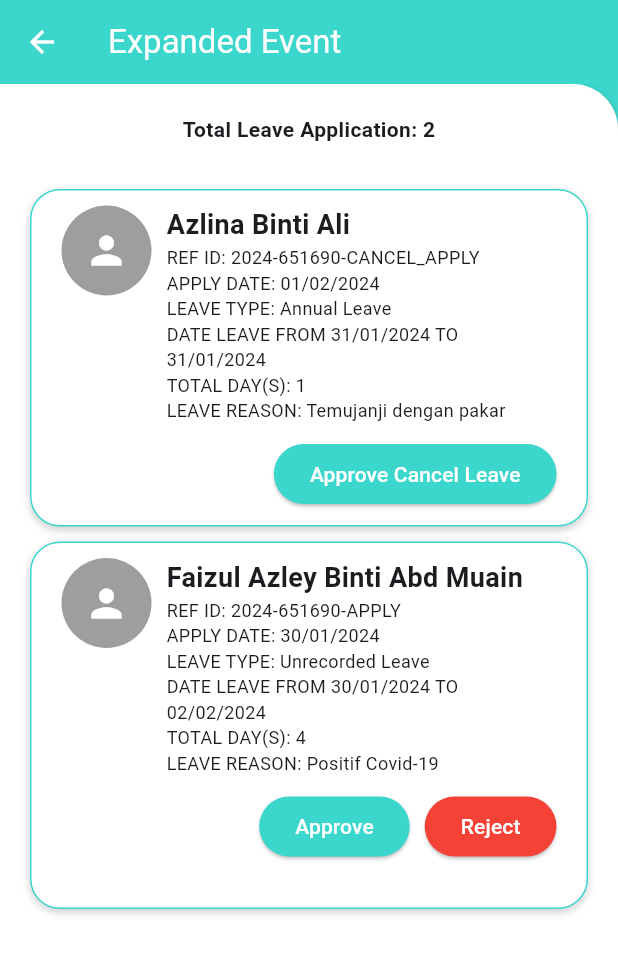
After one commit to ApizMan/calendar-ptmk, a Flutter app: the screen it shows after launch, after a tap on "Expanded", on a phone screen of 412 x 824 dp. The commit adds this screen. Shown: the top 954 px of the screen. Run offline on Flutter 3.47's test engine with Material 3 defaults, Android fonts, the phone set to English and light mode, and no system bars; missing offline and left inert: simple_gesture_detector.

Commit message:
Done. make expanded container.

```diff
--- /dev/null
+++ b/lib/constant.dart
@@ -0,0 +1,6 @@
+import 'package:flutter/material.dart';
+
+const kPrimaryColor = Color.fromRGBO(59, 214, 204, 1);
+const kWhiteColor = Colors.white;
+const kGreyColor = Colors.grey;
+const kRedColor = Colors.red;
--- a/lib/main.dart
+++ b/lib/main.dart
@@ -1,3 +1,4 @@
+import 'package:calendar_ptmk/pages/event_expanded_interface.dart/event_expanded.dart';
 import 'package:flutter/material.dart';
 import 'package:intl/date_symbol_data_local.dart';
 import 'pages/events_example.dart';
@@ -38,12 +39,27 @@ class _StartPageState extends State<StartPage> {
         title: const Text('PTMK Calendar'),
       ),
       body: Center(
-        child: ElevatedButton(
-          child: const Text('Events'),
-          onPressed: () => Navigator.push(
-            context,
-            MaterialPageRoute(builder: (_) => const TableEventsExample()),
-          ),
+        child: Column(
+          mainAxisAlignment: MainAxisAlignment.center,
+          children: [
+            ElevatedButton(
+              child: const Text('Calendar'),
+              onPressed: () => Navigator.push(
+                context,
+                MaterialPageRoute(builder: (_) => const TableEventsExample()),
+              ),
+            ),
+            const SizedBox(
+              height: 10,
+            ),
+            ElevatedButton(
+              child: const Text('Expanded'),
+              onPressed: () => Navigator.push(
+                context,
+                MaterialPageRoute(builder: (_) => const EventExpanded()),
+              ),
+            ),
+          ],
         ),
       ),
     );
--- /dev/null
+++ b/lib/models/expanded_event_model.dart
@@ -0,0 +1,48 @@
+class ExpandedEventModel {
+  String? name;
+  String? matricId;
+  String? refId;
+  String? applyDate;
+  String? leaveType;
+  String? dateFrom;
+  String? dateTo;
+  String? totalDays;
+  String? leaveReason;
+
+  ExpandedEventModel(
+      {this.name,
+      this.matricId,
+      this.refId,
+      this.applyDate,
+      this.leaveType,
+      this.dateFrom,
+      this.dateTo,
+      this.totalDays,
+      this.leaveReason});
+
+  ExpandedEventModel.fromJson(Map<String, dynamic> json) {
+    name = json['name'];
+    matricId = json['matricId'];
+    refId = json['refId'];
+    applyDate = json['applyDate'];
+    leaveType = json['leaveType'];
+    dateFrom = json['dateFrom'];
+    dateTo = json['dateTo'];
+    totalDays = json['totalDays'];
+    leaveReason = json['leaveReason'];
+  }
+
+  Map<String, dynamic> toJson() {
+    final Map<String, dynamic> data = <String, dynamic>{};
+    data['name'] = name;
+    data['matricId'] = matricId;
+    data['refId'] = refId;
+    data['applyDate'] = applyDate;
+    data['leaveType'] = leaveType;
+    data['dateFrom'] = dateFrom;
+    data['dateTo'] = dateTo;
+    data['totalDays'] = totalDays;
+    data['leaveReason'] = leaveReason;
+    return data;
+  }
+}
--- /dev/null
+++ b/lib/pages/event_expanded_interface.dart/components/event_expanded_body.dart
@@ -0,0 +1,319 @@
+import 'dart:convert';
+
+import 'package:calendar_ptmk/constant.dart';
+import 'package:calendar_ptmk/models/expanded_event_model.dart';
+import 'package:flutter/material.dart';
+import 'package:flutter/services.dart';
+
+class EventExpandedBody extends StatefulWidget {
+  const EventExpandedBody({super.key});
+
+  @override
+  State<EventExpandedBody> createState() => _EventExpandedBodyState();
+}
+
+class _EventExpandedBodyState extends State<EventExpandedBody> {
+  bool _isShow = false;
+  List<ExpandedEventModel> model = [];
+
+  @override
+  void initState() {
+    super.initState();
+    loadEventData().then((events) {
+      setState(() {
+        model = events;
+      });
+    });
+  }
+
+  Future<List<ExpandedEventModel>> loadEventData() async {
+    const String filePath = 'assets/json/expanded-data.json';
+    final String jsonString = await rootBundle.loadString(filePath);
+
+    final List<dynamic> jsonList = json.decode(jsonString);
+    final List<ExpandedEventModel> events =
+        jsonList.map((json) => ExpandedEventModel.fromJson(json)).toList();
+
+    return events;
+  }
+
+  @override
+  Widget build(BuildContext context) {
+    return Container(
+      decoration: BoxDecoration(
+        color: kWhiteColor,
+        borderRadius: const BorderRadius.only(
+          topRight: Radius.circular(30.0),
+        ),
+        boxShadow: [
+          BoxShadow(
+            color: Colors.black.withOpacity(0.2),
+            blurRadius: 4,
+            offset: const Offset(0, 2),
+          )
+        ],
+      ),
+      child: Padding(
+        padding: const EdgeInsets.all(20.0),
+        child: SingleChildScrollView(
+          physics: const BouncingScrollPhysics(),
+          child: Column(
+            crossAxisAlignment: CrossAxisAlignment.center,
+            children: [
+              Text(
+                'Total Leave Application: ${model.length}',
+                style: const TextStyle(fontWeight: FontWeight.bold),
+              ),
+              const SizedBox(
+                height: 30.0,
+              ),
+              ListView.builder(
+                shrinkWrap: true,
+                itemCount: model.length,
+                itemBuilder: (context, index) {
+                  return Column(
+                    children: [
+                      Container(
+                        decoration: BoxDecoration(
+                          color: kWhiteColor,
+                          borderRadius:
+                              const BorderRadius.all(Radius.circular(20.0)),
+                          border: Border.all(color: kPrimaryColor),
+                          boxShadow: [
+                            BoxShadow(
+                              color: Colors.black.withOpacity(0.2),
+                              blurRadius: 4,
+                              offset: const Offset(0, 2),
+                            )
+                          ],
+                        ),
+                        child: Padding(
+                          padding: const EdgeInsets.symmetric(
+                              horizontal: 20.0, vertical: 10.0),
+                          child: _buildContent(context, index),
+                        ),
+                      ),
+                      const SizedBox(
+                        height: 10.0,
+                      ),
+                    ],
+                  );
+                },
+              ),
+            ],
+          ),
+        ),
+      ),
+    );
+  }
+
+  Widget _buildContent(BuildContext context, int index) {
+    return Row(
+      crossAxisAlignment: CrossAxisAlignment.start,
+      children: [
+        const CircleAvatar(
+          radius: 30,
+          backgroundColor: kGreyColor,
+          child: Icon(
+            Icons.person,
+            size: 30,
+            color: kWhiteColor,
+          ),
+        ),
+        const SizedBox(
+          width: 10.0,
+        ),
+        Expanded(
+          child: Column(
+            crossAxisAlignment: CrossAxisAlignment.start,
+            children: [
+              Text(
+                model[index].name!,
+                style:
+                    const TextStyle(fontWeight: FontWeight.bold, fontSize: 18),
+              ),
+              Text(
+                'REF ID: ${model[index].refId!}',
+                style: const TextStyle(fontSize: 12),
+              ),
+              Text(
+                'APPLY DATE: ${model[index].applyDate!}',
+                style: const TextStyle(fontSize: 12),
+              ),
+              Text(
+                'LEAVE TYPE: ${model[index].leaveType!}',
+                style: const TextStyle(fontSize: 12),
+              ),
+              Text(
+                'DATE LEAVE FROM ${model[index].dateFrom!} TO ${model[index].dateTo!}',
+                style: const TextStyle(fontSize: 12),
+              ),
+              Text(
+                'TOTAL DAY(S): ${model[index].totalDays!}',
+                style: const TextStyle(fontSize: 12),
+              ),
+              Text(
+                'LEAVE REASON: ${model[index].leaveReason!}',
+                style: const TextStyle(fontSize: 12),
+              ),
+              const SizedBox(
+                height: 10.0,
+              ),
+              if (model[index].leaveType == 'Unrecorded Leave')
+                Column(
+                  children: [
+                    Row(
+                      mainAxisAlignment: MainAxisAlignment.end,
+                      children: [
+                        ElevatedButton(
+                          onPressed: () {},
+                          style: const ButtonStyle(
+                            backgroundColor:
+                                MaterialStatePropertyAll(kPrimaryColor),
+                          ),
+                          child: const Text(
+                            'Approve',
+                            style: TextStyle(color: kWhiteColor),
+                          ),
+                        ),
+                        const SizedBox(
+                          width: 10.0,
+                        ),
+                        if (_isShow == false)
+                          ElevatedButton(
+                            onPressed: () {
+                              setState(() {
+                                _isShow = !_isShow;
+                              });
+                            },
+                            style: const ButtonStyle(
+                              backgroundColor:
+                                  MaterialStatePropertyAll(kRedColor),
+                            ),
+                            child: const Text(
+                              'Reject',
+                              style: TextStyle(color: kWhiteColor),
+                            ),
+                          ),
+                      ],
+                    ),
+                    const SizedBox(
+                      height: 10.0,
+                    ),
+                    Visibility(
+                      visible: _isShow,
+                      child: Column(
+                        children: [
+                          const TextField(
+                            decoration: InputDecoration(
+                              filled: true,
+                              fillColor: kWhiteColor,
+                              labelText: 'Please Insert Something',
+                              hintText: 'Reason',
+                              hintStyle: TextStyle(color: kGreyColor),
+                              contentPadding: EdgeInsets.symmetric(
+                                  vertical: 10.0, horizontal: 20.0),
+                              border: OutlineInputBorder(
+                                borderRadius:
+                                    BorderRadius.all(Radius.circular(15.0)),
+                              ),
+                              enabledBorder: OutlineInputBorder(
+                                borderSide:
+                                    BorderSide(color: kGreyColor, width: 1.0),
+                                borderRadius:
+                                    BorderRadius.all(Radius.circular(15.0)),
+                              ),
+                              focusedBorder: OutlineInputBorder(
+                                borderSide: BorderSide(
+                                    color: kPrimaryColor, width: 2.0),
+                                borderRadius:
+                                    BorderRadius.all(Radius.circular(15.0)),
+                              ),
+                            ),
+                          ),
+                          const SizedBox(
+                            height: 10.0,
+                          ),
+                          Row(
+                            mainAxisAlignment: MainAxisAlignment.end,
+                            children: [
+                              ElevatedButton(
+                                onPressed: () {},
+                                style: ButtonStyle(
+                                  backgroundColor:
+                                      const MaterialStatePropertyAll(
+                                          kWhiteColor),
+                                  shape: MaterialStateProperty.all<
+                                      RoundedRectangleBorder>(
+                                    RoundedRectangleBorder(
+                                      borderRadius: BorderRadius.circular(18.0),
+                                      side: const BorderSide(
+                                          color: kPrimaryColor),
+                                    ),
+                                  ),
+                                ),
+                                child: const Text(
+                                  'Submit',
+                                  style: TextStyle(color: kPrimaryColor),
+                                ),
+                              ),
+                              const SizedBox(
+                                width: 10.0,
+                              ),
+                              ElevatedButton(
+                                onPressed: () {
+                                  setState(() {
+                                    _isShow = !_isShow;
+                                  });
+                                },
+                                style: ButtonStyle(
+                                  backgroundColor:
+                                      const MaterialStatePropertyAll(
+                                          kWhiteColor),
+                                  shape: MaterialStateProperty.all<
+                                      RoundedRectangleBorder>(
+                                    RoundedRectangleBorder(
+                                      borderRadius: BorderRadius.circular(18.0),
+                                      side: const BorderSide(color: kRedColor),
+                                    ),
+                                  ),
+                                ),
+                                child: const Text(
+                                  'Cancel',
+                                  style: TextStyle(color: kRedColor),
+                                ),
+                              ),
+                            ],
+                          ),
+                        ],
+                      ),
+                    ),
+                    const SizedBox(
+                      height: 10.0,
+                    ),
+                  ],
+                )
+              else
+                Row(
+                  mainAxisAlignment: MainAxisAlignment.end,
+                  children: [
+                    ElevatedButton(
+                      onPressed: () {},
+                      style: const ButtonStyle(
+                        backgroundColor:
+                            MaterialStatePropertyAll(kPrimaryColor),
+                      ),
+                      child: const Text(
+                        'Approve Cancel Leave',
+                        style: TextStyle(color: kWhiteColor),
+                      ),
+                    ),
+                  ],
+                ),
+            ],
+          ),
+        ),
+      ],
+    );
+  }
+}
--- /dev/null
+++ b/lib/pages/event_expanded_interface.dart/event_expanded.dart
@@ -0,0 +1,37 @@
+import 'package:calendar_ptmk/constant.dart';
+import 'package:calendar_ptmk/pages/event_expanded_interface.dart/components/event_expanded_body.dart';
+import 'package:flutter/material.dart';
+
+class EventExpanded extends StatelessWidget {
+  const EventExpanded({super.key});
+
+  @override
+  Widget build(BuildContext context) {
+    return Scaffold(
+      appBar: _buildAppBar(context),
+      body: Container(
+        height: double.infinity,
+        width: double.infinity,
+        decoration: const BoxDecoration(
+          gradient: LinearGradient(
+            begin: Alignment.topCenter,
+            end: Alignment.bottomCenter,
+            colors: [
+              kPrimaryColor,
+              kWhiteColor,
+            ],
+          ),
+        ),
+        child: const EventExpandedBody(),
+      ),
+    );
+  }
+
+  AppBar _buildAppBar(BuildContext context) {
+    return AppBar(
+      foregroundColor: kWhiteColor,
+      backgroundColor: kPrimaryColor,
+      title: const Text('Expanded Event'),
+    );
+  }
+}
--- a/pubspec.yaml
+++ b/pubspec.yaml
@@ -64,6 +64,7 @@ flutter:
   # To add assets to your application, add an assets section, like this:
   assets:
     - assets/json/calendar-data.json
+    - assets/json/expanded-data.json
   #   - images/a_dot_ham.jpeg
 
   # An image asset can refer to one or more resolution-specific "variants", see
```
Also changed, not shown: assets/json/expanded-data.json (added, +24 -0 lines).
